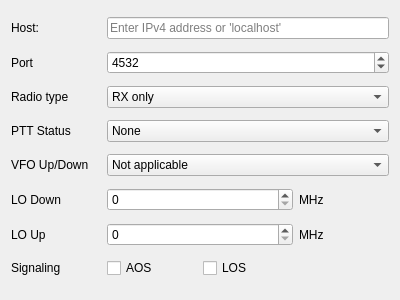
Old version of the form ui files/Radio.ui in the repository z-taylor/Satellite-tracker-reworked.
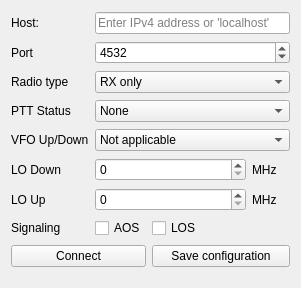
New version of the form.

The edit to the form file:
```diff
--- a/ui files/Radio.ui
+++ b/ui files/Radio.ui
@@ -6,82 +6,16 @@
    <rect>
     <x>0</x>
     <y>0</y>
-    <width>400</width>
-    <height>300</height>
+    <width>301</width>
+    <height>288</height>
    </rect>
   </property>
   <property name="windowTitle">
    <string>Radio connect</string>
   </property>
   <layout class="QGridLayout" name="gridLayout">
-   <item row="5" column="2" colspan="2">
-    <widget class="QSpinBox" name="spinBox_2">
-     <property name="buttonSymbols">
-      <enum>QAbstractSpinBox::ButtonSymbols::UpDownArrows</enum>
-     </property>
-     <property name="maximum">
-      <number>999999999</number>
-     </property>
-    </widget>
-   </item>
-   <item row="8" column="0">
-    <widget class="QLabel" name="label_8">
-     <property name="text">
-      <string>Signaling</string>
-     </property>
-    </widget>
-   </item>
-   <item row="0" column="2" colspan="3">
-    <widget class="QLineEdit" name="lineEdit">
-     <property name="placeholderText">
-      <string>Enter IPv4 address or 'localhost'</string>
-     </property>
-    </widget>
-   </item>
-   <item row="6" column="0">
-    <widget class="QLabel" name="label_7">
-     <property name="text">
-      <string>LO Up</string>
-     </property>
-    </widget>
-   </item>
-   <item row="5" column="4">
-    <widget class="QLabel" name="label_9">
-     <property name="text">
-      <string>MHz</string>
-     </property>
-    </widget>
-   </item>
-   <item row="3" column="0">
-    <widget class="QLabel" name="label_4">
-     <property name="text">
-      <string>PTT Status</string>
-     </property>
-    </widget>
-   </item>
-   <item row="1" column="0">
-    <widget class="QLabel" name="label_2">
-     <property name="text">
-      <string>Port</string>
-     </property>
-    </widget>
-   </item>
-   <item row="6" column="2" colspan="2">
-    <widget class="QSpinBox" name="spinBox_3">
-     <property name="maximum">
-      <number>999999999</number>
-     </property>
-    </widget>
-   </item>
-   <item row="6" column="4">
-    <widget class="QLabel" name="label_10">
-     <property name="text">
-      <string>MHz</string>
-     </property>
-    </widget>
-   </item>
-   <item row="1" column="2" colspan="3">
-    <widget class="QSpinBox" name="spinBox">
+   <item row="1" column="2" colspan="4">
+    <widget class="QSpinBox" name="portBox">
      <property name="maximum">
       <number>65535</number>
      </property>
@@ -90,84 +24,88 @@
      </property>
     </widget>
    </item>
-   <item row="5" column="0">
-    <widget class="QLabel" name="label_6">
+   <item row="1" column="1">
+    <widget class="QLabel" name="label_2">
      <property name="text">
-      <string>LO Down</string>
+      <string>Port</string>
      </property>
     </widget>
    </item>
-   <item row="4" column="0">
-    <widget class="QLabel" name="label_5">
-     <property name="text">
-      <string>VFO Up/Down</string>
-     </property>
-    </widget>
-   </item>
-   <item row="0" column="0">
+   <item row="0" column="1">
     <widget class="QLabel" name="label">
      <property name="text">
       <string>Host: </string>
      </property>
     </widget>
    </item>
-   <item row="4" column="2" colspan="3">
-    <widget class="QComboBox" name="comboBox_3">
-     <item>
-      <property name="text">
-       <string>Not applicable</string>
-      </property>
-     </item>
-     <item>
-      <property name="text">
-       <string>Main ↑/ Sub ↓</string>
-      </property>
-     </item>
-     <item>
-      <property name="text">
-       <string>Sub ↑/ Main ↓</string>
-      </property>
-     </item>
-     <item>
-      <property name="text">
-       <string>A ↑/ B ↓</string>
-      </property>
-     </item>
-     <item>
-      <property name="text">
-       <string>B ↑/ A ↓</string>
-      </property>
-     </item>
+   <item row="6" column="2" colspan="3">
+    <widget class="QSpinBox" name="LOup">
+     <property name="maximum">
+      <number>999999999</number>
+     </property>
     </widget>
    </item>
-   <item row="2" column="0">
+   <item row="9" column="1" colspan="2">
+    <widget class="QPushButton" name="connectButton">
+     <property name="text">
+      <string>Connect</string>
+     </property>
+    </widget>
+   </item>
+   <item row="5" column="2" colspan="3">
+    <widget class="QSpinBox" name="LOdown">
+     <property name="buttonSymbols">
+      <enum>QAbstractSpinBox::ButtonSymbols::UpDownArrows</enum>
+     </property>
+     <property name="maximum">
+      <number>999999999</number>
+     </property>
+    </widget>
+   </item>
+   <item row="2" column="1">
     <widget class="QLabel" name="label_3">
      <property name="text">
       <string>Radio type</string>
      </property>
     </widget>
    </item>
-   <item row="3" column="2" colspan="3">
-    <widget class="QComboBox" name="comboBox_2">
-     <item>
-      <property name="text">
-       <string>None</string>
-      </property>
-     </item>
-     <item>
-      <property name="text">
-       <string>Read PTT</string>
-      </property>
-     </item>
-     <item>
-      <property name="text">
-       <string>Read DCD</string>
-      </property>
-     </item>
+   <item row="8" column="3">
+    <widget class="QCheckBox" name="signalLOS">
+     <property name="text">
+      <string>LOS</string>
+     </property>
     </widget>
    </item>
-   <item row="2" column="2" colspan="3">
-    <widget class="QComboBox" name="comboBox">
+   <item row="9" column="3" colspan="3">
+    <widget class="QPushButton" name="saveButton">
+     <property name="text">
+      <string>Save configuration</string>
+     </property>
+    </widget>
+   </item>
+   <item row="6" column="5">
+    <widget class="QLabel" name="label_10">
+     <property name="text">
+      <string>MHz</string>
+     </property>
+    </widget>
+   </item>
+   <item row="4" column="1">
+    <widget class="QLabel" name="label_5">
+     <property name="text">
+      <string>VFO Up/Down</string>
+     </property>
+    </widget>
+   </item>
+   <item row="8" column="1">
+    <widget class="QLabel" name="label_8">
+     <property name="text">
+      <string>Signaling</string>
+     </property>
+    </widget>
+   </item>
+   <item row="2" column="2" colspan="4">
+    <widget class="QComboBox" name="rType">
      <item>
       <property name="text">
        <string>RX only</string>
@@ -200,6 +138,56 @@
      </item>
     </widget>
    </item>
+   <item row="5" column="1">
+    <widget class="QLabel" name="label_6">
+     <property name="text">
+      <string>LO Down</string>
+     </property>
+    </widget>
+   </item>
+   <item row="6" column="1">
+    <widget class="QLabel" name="label_7">
+     <property name="text">
+      <string>LO Up</string>
+     </property>
+    </widget>
+   </item>
+   <item row="4" column="2" colspan="4">
+    <widget class="QComboBox" name="VFOtype">
+     <item>
+      <property name="text">
+       <string>Not applicable</string>
+      </property>
+     </item>
+     <item>
+      <property name="text">
+       <string>Main ↑/ Sub ↓</string>
+      </property>
+     </item>
+     <item>
+      <property name="text">
+       <string>Sub ↑/ Main ↓</string>
+      </property>
+     </item>
+     <item>
+      <property name="text">
+       <string>A ↑/ B ↓</string>
+      </property>
+     </item>
+     <item>
+      <property name="text">
+       <string>B ↑/ A ↓</string>
+      </property>
+     </item>
+    </widget>
+   </item>
+   <item row="0" column="2" colspan="4">
+    <widget class="QLineEdit" name="ipBox">
+     <property name="placeholderText">
+      <string>Enter IPv4 address or 'localhost'</string>
+     </property>
+    </widget>
+   </item>
    <item row="8" column="2">
     <widget class="QCheckBox" name="checkBox">
      <property name="text">
@@ -207,13 +195,39 @@
      </property>
     </widget>
    </item>
-   <item row="8" column="3">
-    <widget class="QCheckBox" name="checkBox_2">
+   <item row="5" column="5">
+    <widget class="QLabel" name="label_9">
      <property name="text">
-      <string>LOS</string>
+      <string>MHz</string>
      </property>
     </widget>
    </item>
+   <item row="3" column="1">
+    <widget class="QLabel" name="label_4">
+     <property name="text">
+      <string>PTT Status</string>
+     </property>
+    </widget>
+   </item>
+   <item row="3" column="2" colspan="4">
+    <widget class="QComboBox" name="pttStatus">
+     <item>
+      <property name="text">
+       <string>None</string>
+      </property>
+     </item>
+     <item>
+      <property name="text">
+       <string>Read PTT</string>
+      </property>
+     </item>
+     <item>
+      <property name="text">
+       <string>Read DCD</string>
+      </property>
+     </item>
+    </widget>
+   </item>
   </layout>
  </widget>
  <resources/>
```
Left out of the diff: 2 changed lines with no effect on the pictures.
